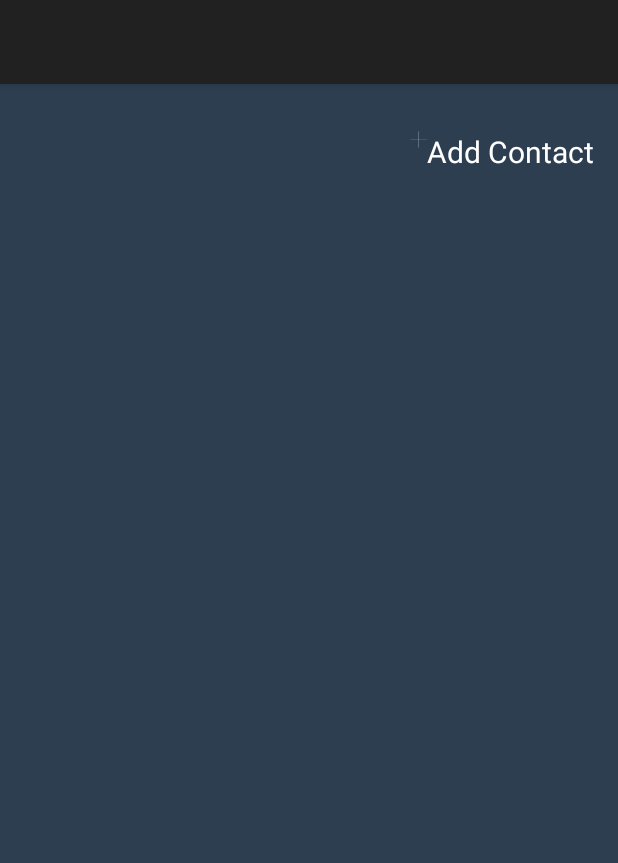
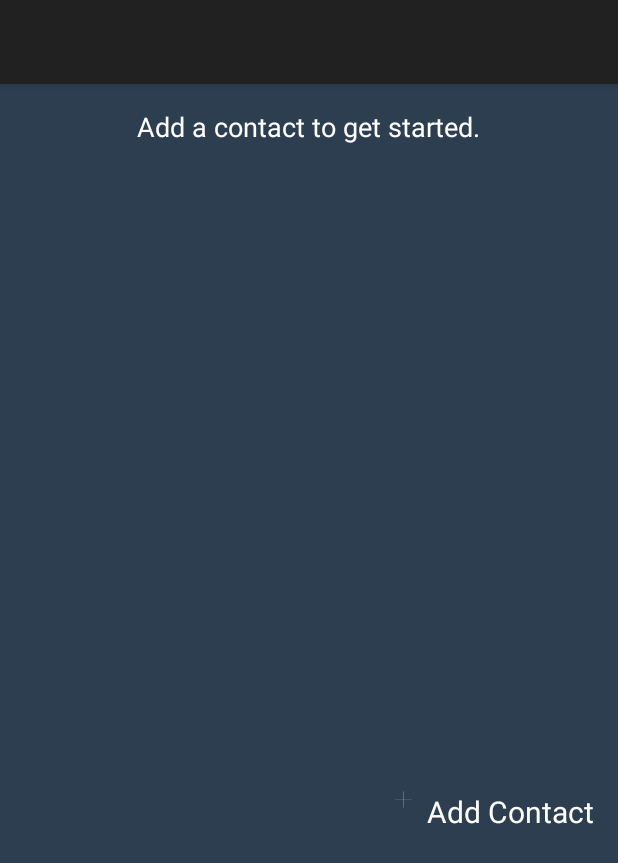
Before and after one commit to joshboles/dayoff, an Android app: the ContactActivity screen opened directly, with no data from a screen before it, on a phone screen of 412 x 824 dp. Shown: the top 863 px of the screen. Run offline under Robolectric (Android 15) with nearby library versions, the phone set to English and light mode, and no system bars; 2 statements that could not run were skipped.

Commit message:
Add message if user has no contacts.

```diff
--- a/app/src/main/java/com/joshboles/dayoff/ContactActivity.java
+++ b/app/src/main/java/com/joshboles/dayoff/ContactActivity.java
@@ -18,6 +18,7 @@ import android.view.ViewGroup;
 import android.widget.AdapterView;
 import android.widget.LinearLayout;
 import android.widget.ListView;
+import android.widget.TextView;
 
 import com.joshboles.dayoff.helper.DatabaseHelper;
 import com.joshboles.dayoff.model.Contact;
@@ -84,6 +85,11 @@ public class ContactActivity extends ActionBarActivity {
             ll = (LinearLayout) rootView.findViewById(R.id.ll_add);
 
             updateContacts();
+
+            // Empty text for no contacts.
+            TextView emptyText = (TextView) rootView.findViewById(R.id.empty_contacts);
+            emptyText.setText(R.string.empty_contacts);
+            lv.setEmptyView(emptyText);
 
             // Enable up button for action bar
             ActionBar bar = getActivity().getActionBar();
--- a/app/src/main/res/layout/fragment_contact.xml
+++ b/app/src/main/res/layout/fragment_contact.xml
@@ -10,10 +10,18 @@
     android:background="@color/other_blue"
     tools:context="com.joshboles.dayoff.ContactActivity$PlaceholderFragment">
 
+    <TextView
+        android:id="@+id/empty_contacts"
+        android:layout_width="wrap_content"
+        android:layout_height="440dp"
+        android:textSize="18dp"
+        android:layout_gravity="center"
+        android:textColor="@android:color/white" />
+
     <ListView
         android:id="@+id/contact_listview"
         android:layout_width="match_parent"
-        android:layout_height="wrap_content">
+        android:layout_height="440dp">
     </ListView>
 
     <LinearLayout
@@ -28,13 +36,14 @@
             android:src="@drawable/action_add"
             android:layout_width="wrap_content"
             android:layout_height="wrap_content"
-            android:layout_weight="5"/>
+            android:layout_weight="5"            />
 
         <TextView
             android:id="@+id/contact_add"
             android:text="@string/btn_add_contact"
             android:layout_width="wrap_content"
             android:layout_height="wrap_content"
+            android:layout_marginLeft="10dp"
             android:textColor="@android:color/white"
             android:textSize="20sp"
             android:layout_weight="1"/>
--- a/app/src/main/res/values/strings.xml
+++ b/app/src/main/res/values/strings.xml
@@ -29,6 +29,9 @@
     <string name="contact_onboarding_intro">You need the day off. Who needs to know? Select from your contacts and when the time comes, click a button and go right back to bed.</string>
     <string name="contact_onboarding_button">Next</string>
 
+    <!-- Contact Activity -->
+    <string name="empty_contacts">Add a contact to get started.</string>
+
     <!-- Message Onboarding -->
     <string name="message_onboarding_title">Messages</string>
     <string name="message_onboarding_intro">Click to edit or, if these are cool, hit done</string>
```
